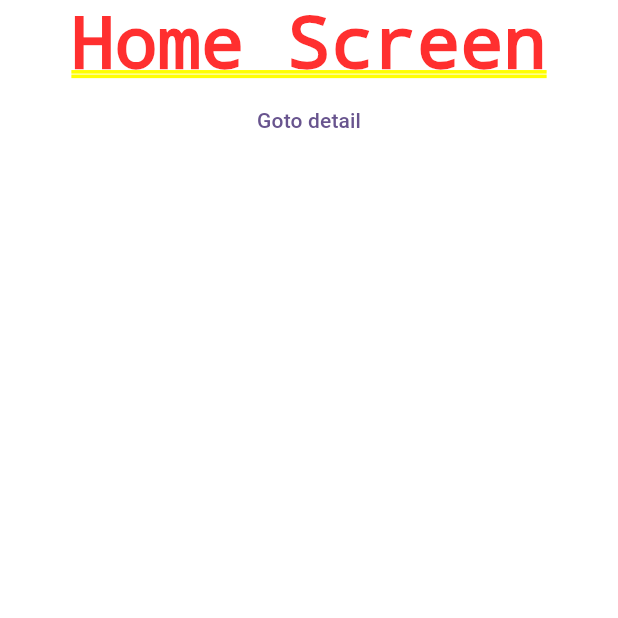
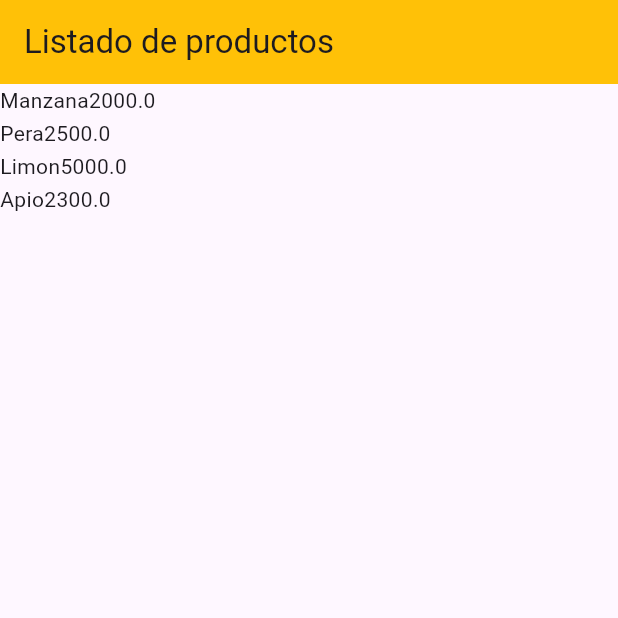
Before and after one commit to Javierenrique00/retoflutter_fase1, a Flutter app: the screen it shows after launch, on a phone screen of 412 x 824 dp, the top half of it. Run offline on Flutter 3.47's test engine with Material 3 defaults, Android fonts, the phone set to English and light mode, and no system bars.

Commit message:
HomeScreen show a basic product list

```diff
--- /dev/null
+++ b/flutter_application_1/lib/data/datasource/local/local_product_datasource.dart
@@ -0,0 +1,9 @@
+
+import '../../../domain/models/product.dart';
+
+abstract class LocalProductDatasource {
+
+  List<Product> getAllProducts();
+  Product? getProduct(int id);
+
+}
--- /dev/null
+++ b/flutter_application_1/lib/data/datasource/local/local_product_datasource_impl.dart
@@ -0,0 +1,32 @@
+
+
+import '../../../domain/models/product.dart';
+import 'local_product_datasource.dart';
+
+class LocalProductDatasourceImpl implements LocalProductDatasource {
+
+  final _allProducts = [
+      Product(id: 1, name: 'Manzana', description: 'Manzana Fresca', price: 2000, qty: 10),
+      Product(id: 2, name: 'Pera', description: 'Pera verde', price: 2500, qty: 10),
+      Product(id: 3, name: 'Limon', description: 'Limon en malla', price: 5000, qty: 25),
+      Product(id: 4, name: 'Apio', description: 'Apio en rama', price: 2300, qty: 25),
+    ];
+
+  @override
+  List<Product> getAllProducts() {
+    return _allProducts;
+  }
+
+  @override
+  Product? getProduct(int id) {
+    try{
+      final product = _allProducts.firstWhere((element) => element.id == id);
+      return product;
+    }catch(error){
+      return null;
+    }
+  }
+
+
+
+}
--- /dev/null
+++ b/flutter_application_1/lib/data/repository/product_repository.dart
@@ -0,0 +1,9 @@
+
+import '../../domain/models/product.dart';
+
+abstract class ProductRepository {
+
+  List<Product> getAllProducts();
+  Product? getProduct(int id);
+
+}
--- /dev/null
+++ b/flutter_application_1/lib/data/repository/product_repository_impl.dart
@@ -0,0 +1,21 @@
+
+
+import '../../domain/models/product.dart';
+import '../datasource/local/local_product_datasource.dart';
+import 'product_repository.dart';
+
+class ProductRepositoryImpl implements ProductRepository {
+  ProductRepositoryImpl({required this.datasource});
+
+  final LocalProductDatasource datasource;
+
+
+  @override
+  List<Product> getAllProducts() => datasource.getAllProducts();
+
+  @override
+  Product? getProduct(int id) => datasource.getProduct(id);
+
+
+
+}
--- /dev/null
+++ b/flutter_application_1/lib/domain/models/product.dart
@@ -0,0 +1,17 @@
+
+class Product {
+
+  Product({
+    required this.id,
+    required this.name,
+    required this.description,
+    required this.price,
+    required this.qty
+    });
+  final int id;
+  final String name;
+  final String description;
+  final double price;
+  final int qty;
+
+}
--- a/flutter_application_1/lib/main.dart
+++ b/flutter_application_1/lib/main.dart
@@ -1,5 +1,4 @@
 import 'package:flutter/material.dart';
-import 'package:flutter_application_1/presentation/modules/home_screen/home_screen_view.dart';
 
 import 'presentation/navigation/routes.dart';
 
--- a/flutter_application_1/lib/presentation/modules/home_screen/home_screen_view.dart
+++ b/flutter_application_1/lib/presentation/modules/home_screen/home_screen_view.dart
@@ -1,17 +1,36 @@
 import 'package:flutter/material.dart';
+import 'package:provider/provider.dart';
 
+import '../../../data/datasource/local/local_product_datasource_impl.dart';
+import '../../../data/repository/product_repository_impl.dart';
 import '../../navigation/navigation.dart';
+import 'home_screen_viewmodel.dart';
+import 'list_product_view.dart';
 
 class HomeScreenView extends StatelessWidget {
   const HomeScreenView({super.key});
 
   @override
   Widget build(BuildContext context) {
-    return Container(
-      child: Column(
-        children: [Text('Home Screen'),
-        TextButton(onPressed: ()=>Navigator.of(context).pushNamed(Navigation.detailScreen), child: Text('Goto detail')) ],
+    return Scaffold(
+      appBar: AppBar(
+        title: const Text('Listado de productos'),
+        backgroundColor: Colors.amber,
       ),
+      body: ChangeNotifierProvider(
+        create: (context) => HomeScreenViewModel(
+            repository: ProductRepositoryImpl(
+                datasource: LocalProductDatasourceImpl())),
+      child: ListProductsView(),
+      ),
+
     );
   }
 }
+
+            //Este e sel boton para navegar de ejemplo
+
+            // TextButton(
+            //     onPressed: () =>
+            //         Navigator.of(context).pushNamed(Navigation.detailScreen),
+            //     child: Text('Goto detail'))
--- /dev/null
+++ b/flutter_application_1/lib/presentation/modules/home_screen/home_screen_viewmodel.dart
@@ -0,0 +1,25 @@
+import 'package:flutter/material.dart';
+import 'package:flutter/rendering.dart';
+
+import '../../../data/repository/product_repository.dart';
+import '../../../domain/models/product.dart';
+
+class HomeScreenViewModel extends ChangeNotifier {
+
+  HomeScreenViewModel({required this.repository});
+
+  final ProductRepository repository;
+  List<Product> _products = [];
+
+  void getAllProductsFromRepository(){
+    _products.clear();
+    _products.addAll(repository.getAllProducts());
+    notifyListeners();
+  }
+
+  List<Product> getProducts() => _products;
+
+
+
+
+}
--- /dev/null
+++ b/flutter_application_1/lib/presentation/modules/home_screen/list_product_view.dart
@@ -0,0 +1,44 @@
+import 'package:flutter/material.dart';
+import 'package:provider/provider.dart';
+
+import 'home_screen_viewmodel.dart';
+import 'product_item_view.dart';
+
+class ListProductsView extends StatefulWidget {
+  const ListProductsView({super.key});
+
+  @override
+  State<ListProductsView> createState() => _ListProductsViewState();
+}
+
+class _ListProductsViewState extends State<ListProductsView> {
+  var hasInit = false;
+
+@override
+void initState() {
+    super.initState();
+    hasInit = false;
+  }
+
+  @override
+  Widget build(BuildContext context) {
+    return Container(
+      child:
+        Consumer<HomeScreenViewModel>(builder: (context, viewModel, child) {
+
+        if(!hasInit){
+          hasInit = true;
+          viewModel.getAllProductsFromRepository();
+        }
+        final products = viewModel.getProducts();
+        return ListView.builder(
+          itemCount: products.length,
+          itemBuilder: (context, index) => Container(
+            height: 22,
+            child: ProductItemView(product: products[index]),
+          ),
+        );
+      }),
+    );
+  }
+}
--- /dev/null
+++ b/flutter_application_1/lib/presentation/modules/home_screen/product_item_view.dart
@@ -0,0 +1,16 @@
+import 'package:flutter/material.dart';
+
+import '../../../domain/models/product.dart';
+
+class ProductItemView extends StatelessWidget {
+  const ProductItemView({required this.product, super.key});
+  final Product product;
+
+  @override
+  Widget build(BuildContext context) {
+    return Row(children: [
+      Text("${product.name}"),
+      Text("${product.price}"),
+    ],);
+  }
+}
--- a/flutter_application_1/pubspec.yaml
+++ b/flutter_application_1/pubspec.yaml
@@ -35,6 +35,7 @@ dependencies:
   # The following adds the Cupertino Icons font to your application.
   # Use with the CupertinoIcons class for iOS style icons.
   cupertino_icons: ^1.0.6
+  provider: ^6.1.2
 
 dev_dependencies:
   flutter_test:
```
Also changed, not shown: 1 other file.
